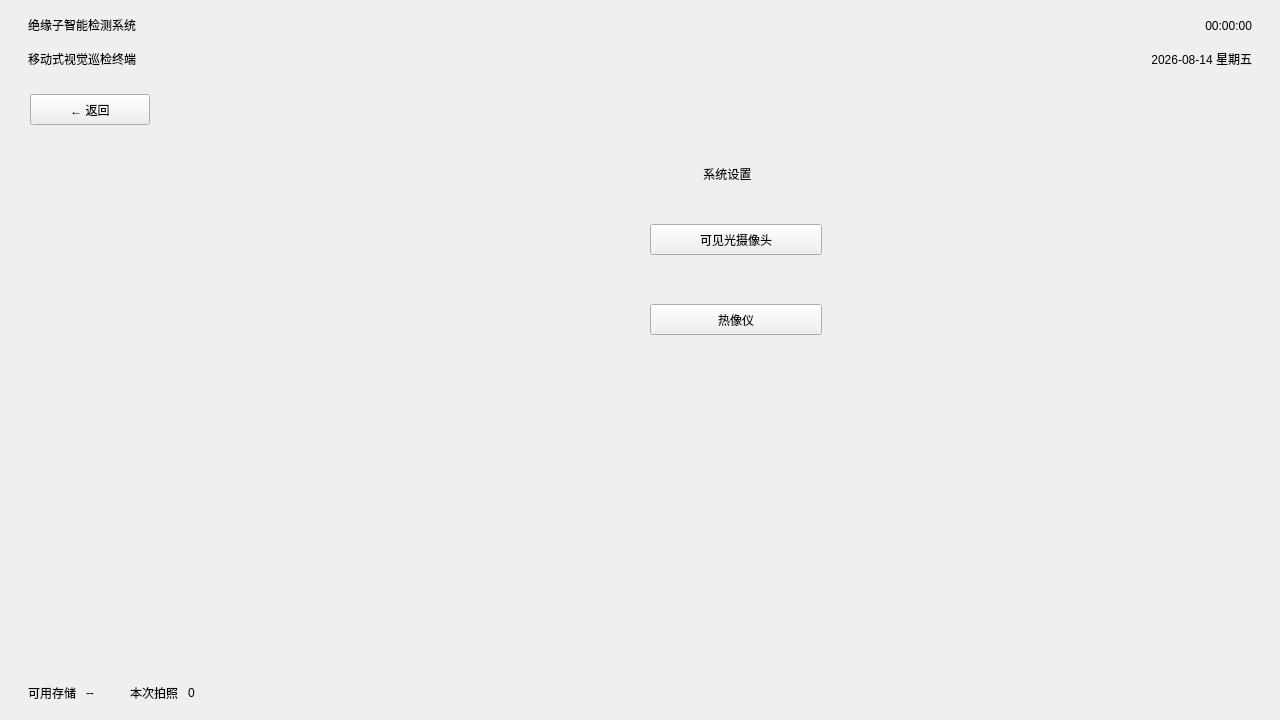
Qt form mainwindow.ui (Potato-Hui/QT) before a commit.
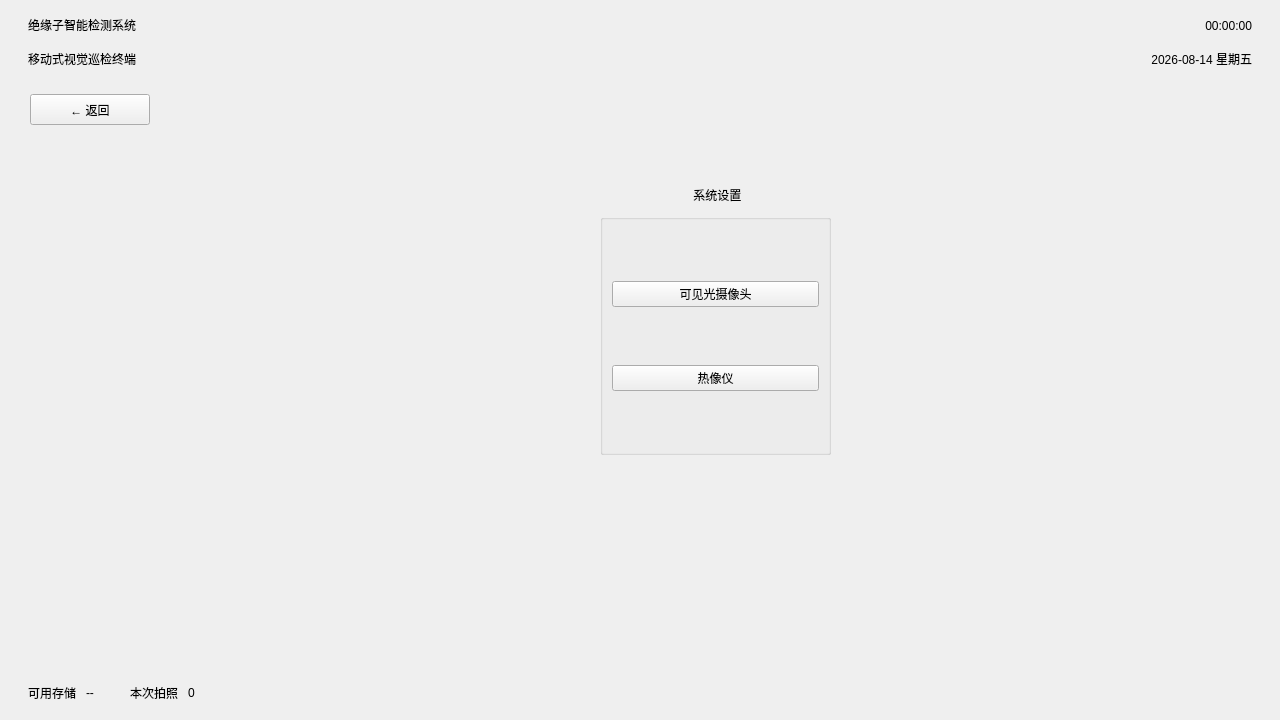
The same form after that commit.

Commit message: 现在能正常显示热像仪拍摄的画面，但是打开热像仪之后，再打开正常摄像头进行检测，则两个摄像头会一起拍摄

Patch:
```diff
--- a/mainwindow.ui
+++ b/mainwindow.ui
@@ -1026,51 +1026,6 @@
        </layout>
       </widget>
       <widget class="QWidget" name="settingPage">
-       <widget class="QLabel" name="settingTitleLabel">
-        <property name="geometry">
-         <rect>
-          <x>700</x>
-          <y>80</y>
-          <width>91</width>
-          <height>20</height>
-         </rect>
-        </property>
-        <property name="text">
-         <string> 系统设置</string>
-        </property>
-       </widget>
-       <widget class="QPushButton" name="ThermalImagingMode">
-        <property name="geometry">
-         <rect>
-          <x>650</x>
-          <y>220</y>
-          <width>172</width>
-          <height>31</height>
-         </rect>
-        </property>
-        <property name="text">
-         <string>热像仪</string>
-        </property>
-        <property name="running" stdset="0">
-         <bool>false</bool>
-        </property>
-       </widget>
-       <widget class="QPushButton" name="VisibleLightCamera">
-        <property name="geometry">
-         <rect>
-          <x>650</x>
-          <y>140</y>
-          <width>172</width>
-          <height>31</height>
-         </rect>
-        </property>
-        <property name="text">
-         <string>可见光摄像头</string>
-        </property>
-        <property name="running" stdset="0">
-         <bool>false</bool>
-        </property>
-       </widget>
        <widget class="QPushButton" name="settingBackButton">
         <property name="geometry">
          <rect>
@@ -1099,6 +1054,60 @@
          <bool>true</bool>
         </property>
        </widget>
+       <widget class="QGroupBox" name="groupBox">
+        <property name="geometry">
+         <rect>
+          <x>600</x>
+          <y>130</y>
+          <width>231</width>
+          <height>241</height>
+         </rect>
+        </property>
+        <property name="title">
+         <string/>
+        </property>
+        <layout class="QVBoxLayout" name="verticalLayout">
+         <item>
+          <widget class="QPushButton" name="VisibleLightCamera">
+           <property name="text">
+            <string>可见光摄像头</string>
+           </property>
+           <property name="autoExclusive">
+            <bool>true</bool>
+           </property>
+           <property name="running" stdset="0">
+            <bool>false</bool>
+           </property>
+          </widget>
+         </item>
+         <item>
+          <widget class="QPushButton" name="ThermalImagingMode">
+           <property name="text">
+            <string>热像仪</string>
+           </property>
+           <property name="autoExclusive">
+            <bool>true</bool>
+           </property>
+           <property name="running" stdset="0">
+            <bool>false</bool>
+           </property>
+          </widget>
+         </item>
+        </layout>
+       </widget>
+       <widget class="QLabel" name="settingTitleLabel">
+        <property name="geometry">
+         <rect>
+          <x>690</x>
+          <y>90</y>
+          <width>91</width>
+          <height>41</height>
+         </rect>
+        </property>
+        <property name="text">
+         <string> 系统设置</string>
+        </property>
+       </widget>
       </widget>
      </widget>
     </item>
```
The commit also changes 10 other files.
